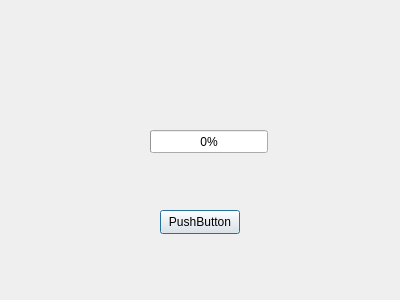
Before: the Qt Designer form QClient/sendfile.ui in KailinLi/QChat, drawn with Qt 5.
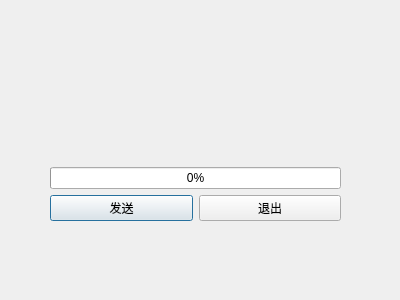
After: the same form once the commit is applied.

```diff
--- a/QClient/sendfile.ui
+++ b/QClient/sendfile.ui
@@ -13,31 +13,55 @@
   <property name="windowTitle">
    <string>Dialog</string>
   </property>
-  <widget class="QPushButton" name="pushButton">
+  <widget class="QWidget" name="">
    <property name="geometry">
     <rect>
-     <x>160</x>
-     <y>210</y>
-     <width>80</width>
-     <height>24</height>
+     <x>50</x>
+     <y>70</y>
+     <width>291</width>
+     <height>151</height>
     </rect>
    </property>
+   <layout class="QGridLayout" name="gridLayout">
+    <item row="3" column="0">
+     <widget class="QPushButton" name="sendBtn">
    <property name="text">
-    <string>PushButton</string>
-   </property>
-  </widget>
+       <string>发送</string>
+      </property>
+      <property name="default">
+       <bool>true</bool>
+      </property>
+     </widget>
+    </item>
+    <item row="3" column="1">
+     <widget class="QPushButton" name="exitBtn">
+      <property name="text">
+       <string>退出</string>
+      </property>
+     </widget>
+    </item>
+    <item row="2" column="0" colspan="2">
   <widget class="QProgressBar" name="progressBar">
-   <property name="geometry">
-    <rect>
-     <x>150</x>
-     <y>130</y>
-     <width>118</width>
-     <height>23</height>
-    </rect>
-   </property>
    <property name="value">
     <number>0</number>
    </property>
+     </widget>
+    </item>
+    <item row="1" column="0" colspan="2">
+     <widget class="QLabel" name="speedLabel">
+      <property name="text">
+       <string/>
+      </property>
+     </widget>
+    </item>
+    <item row="0" column="0" colspan="2">
+     <widget class="QLabel" name="fileNameLabel">
+      <property name="text">
+       <string/>
+      </property>
+     </widget>
+    </item>
+   </layout>
   </widget>
  </widget>
  <resources/>
```
Lines whose indentation alone changed are shown as unchanged.
